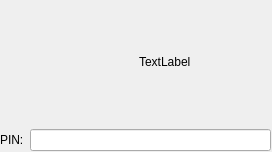
Old version of the form helpers/requestpin/dialogWidget.ui in the repository KDE/bluedevil.
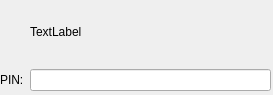
New version of the form. Custom widgets are drawn as their Qt base class.

Commit message: The dialog is usable now (maybe is not the best, but it's usable :))

```diff
--- a/helpers/requestpin/dialogWidget.ui
+++ b/helpers/requestpin/dialogWidget.ui
@@ -6,8 +6,8 @@
    <rect>
     <x>0</x>
     <y>0</y>
-    <width>272</width>
-    <height>152</height>
+    <width>273</width>
+    <height>95</height>
    </rect>
   </property>
   <property name="windowTitle">
@@ -19,32 +19,16 @@
      <x>0</x>
      <y>0</y>
      <width>271</width>
-     <height>151</height>
+     <height>91</height>
     </rect>
    </property>
    <layout class="QGridLayout" name="gridLayout">
     <item row="0" column="0">
      <layout class="QHBoxLayout" name="horizontalLayout">
       <item>
-       <widget class="QWidget" name="imageContainer" native="true">
-        <property name="minimumSize">
-         <size>
-          <width>64</width>
-          <height>64</height>
-         </size>
-        </property>
-       </widget>
-      </item>
-      <item>
-       <widget class="QLabel" name="descLabel">
-        <property name="minimumSize">
-         <size>
-          <width>0</width>
-          <height>71</height>
-         </size>
-        </property>
+       <widget class="QLabel" name="pixmap">
         <property name="text">
-         <string>TextLabel</string>
+         <string/>
         </property>
        </widget>
       </item>
@@ -59,11 +43,34 @@
         </property>
        </widget>
       </item>
-      <item>
-       <widget class="KLineEdit" name="pin"/>
-      </item>
      </layout>
     </item>
+    <item row="1" column="1">
+     <widget class="KLineEdit" name="pin">
+      <property name="urlDropsEnabled">
+       <bool>false</bool>
+      </property>
+      <property name="trapEnterKeyEvent" stdset="0">
+       <bool>true</bool>
+      </property>
+     </widget>
+    </item>
+    <item row="0" column="1">
+     <widget class="QLabel" name="descLabel">
+      <property name="sizePolicy">
+       <sizepolicy hsizetype="Minimum" vsizetype="Minimum">
+        <horstretch>0</horstretch>
+        <verstretch>0</verstretch>
+       </sizepolicy>
+      </property>
+      <property name="text">
+       <string>TextLabel</string>
+      </property>
+      <property name="wordWrap">
+       <bool>true</bool>
+      </property>
+     </widget>
+    </item>
    </layout>
   </widget>
  </widget>
```
The commit also changes 1 other file.
